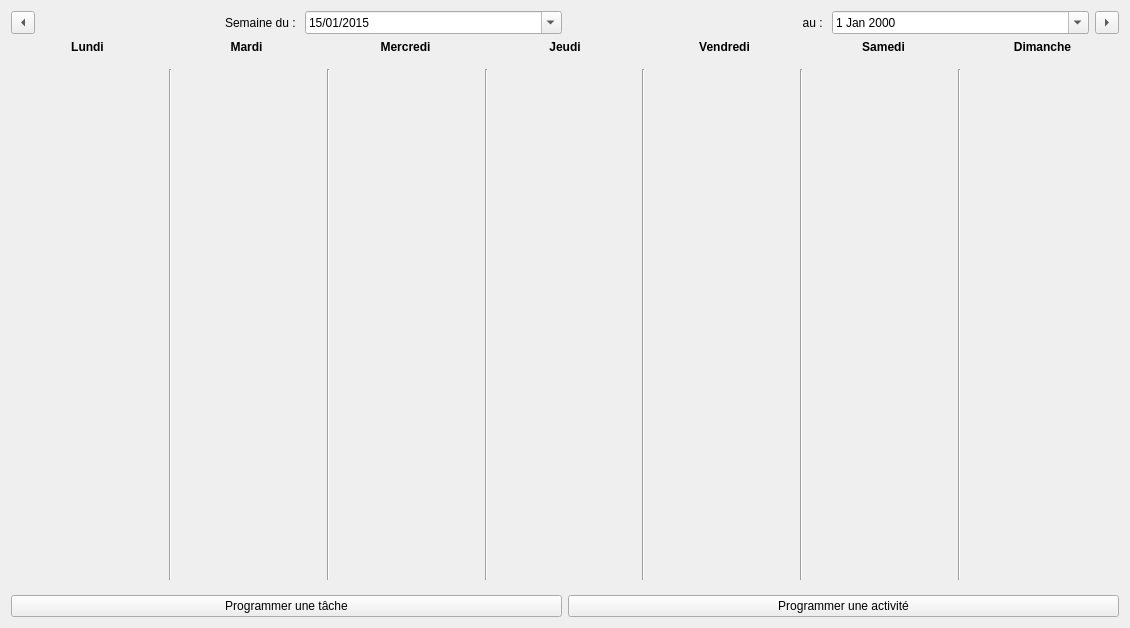
This is Code source/ProjectCalendar/weekcalendar.ui in SteveLagache/LO21-ProjectCalendarV2 as Qt 5 draws it before an edit. The edited form follows.
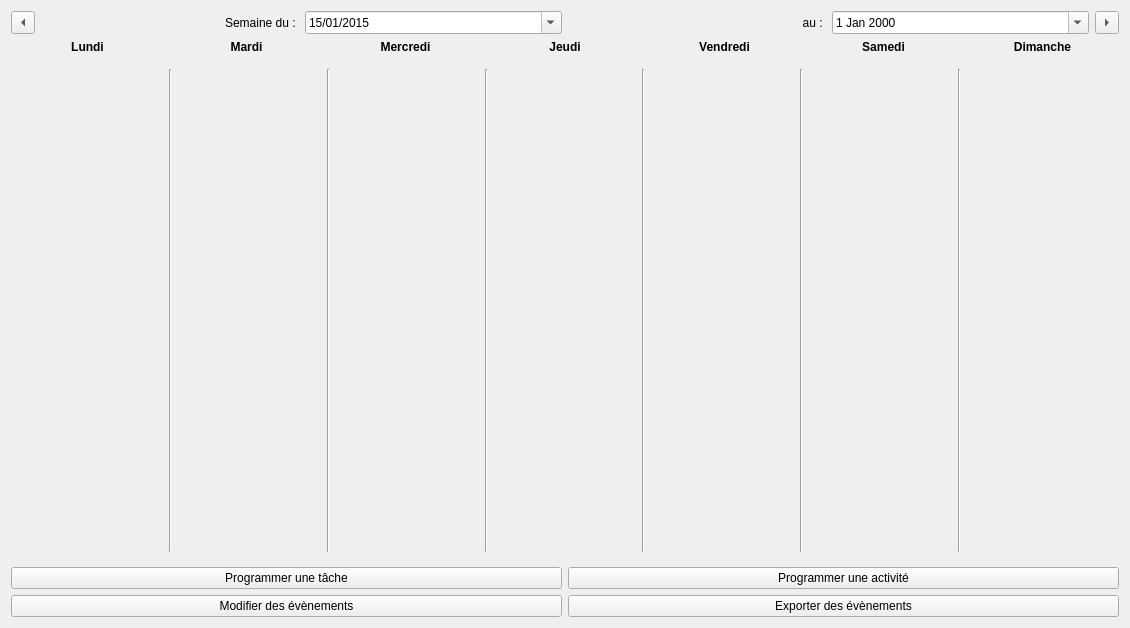
This is the edited form.

```diff
--- a/Code source/ProjectCalendar/weekcalendar.ui
+++ b/Code source/ProjectCalendar/weekcalendar.ui
@@ -499,21 +499,35 @@
       </layout>
      </item>
      <item>
-      <layout class="QHBoxLayout" name="calendrierBottom">
-       <item>
+      <layout class="QGridLayout" name="gridLayout">
+       <item row="0" column="0">
         <widget class="QPushButton" name="buttonProgrammerTache">
          <property name="text">
           <string>Programmer une tâche</string>
          </property>
         </widget>
        </item>
-       <item>
+       <item row="0" column="1">
         <widget class="QPushButton" name="buttonProgrammerActivite">
          <property name="text">
           <string>Programmer une activité</string>
          </property>
         </widget>
        </item>
+       <item row="1" column="0">
+        <widget class="QPushButton" name="buttonModifier">
+         <property name="text">
+          <string>Modifier des évènements</string>
+         </property>
+        </widget>
+       </item>
+       <item row="1" column="1">
+        <widget class="QPushButton" name="buttonExporter">
+         <property name="text">
+          <string>Exporter des évènements</string>
+         </property>
+        </widget>
+       </item>
       </layout>
      </item>
     </layout>
```
Left out of the diff: 12 changed lines with no effect on the pictures.
